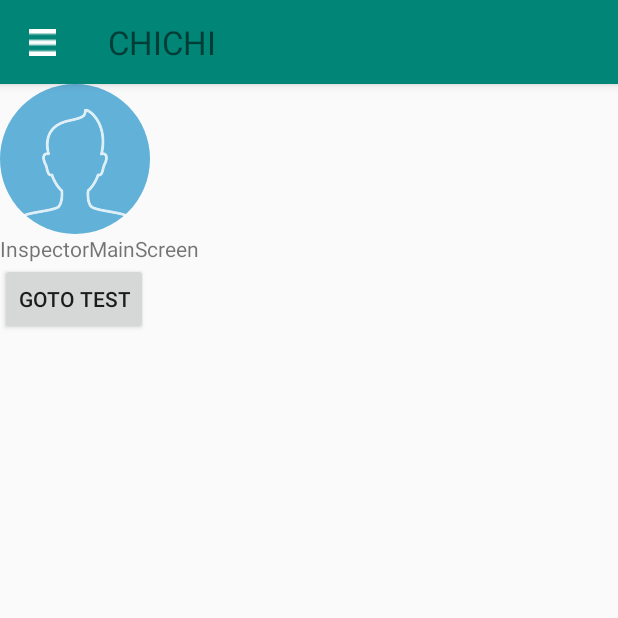
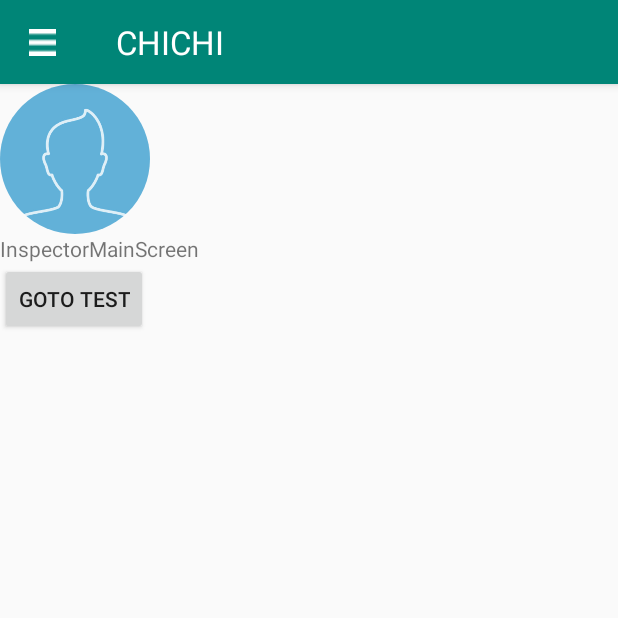
Before and after one commit to HyeonJiChoi/ChiChi, an Android app: the InspectorMainScreen screen opened directly, with no data from a screen before it, on a phone screen of 412 x 824 dp, the top half of it. Run offline under Robolectric (Android 15) with nearby library versions, the phone set to English and light mode, and no system bars; our stand-ins replace CircleImageView, Firebase (no records; nobody signed in at launch, a user with empty details on screens opened directly); libraries missing offline, so code that uses them is left out: com.firebase.ui; 1 statement that could not run was skipped.

Commit message:
nothing
nothing

```diff
--- a/CHICHI/app/src/main/res/layout/actionbar_inspector_main_screen.xml
+++ b/CHICHI/app/src/main/res/layout/actionbar_inspector_main_screen.xml
@@ -1,13 +1,14 @@
 <?xml version="1.0" encoding="utf-8"?>
 <RelativeLayout xmlns:android="http://schemas.android.com/apk/res/android"
-    android:layout_width="match_parent" android:layout_height="90dp">
+    android:layout_width="match_parent" android:layout_height="56dp">
+
     <TextView
         android:id="@+id/textViewConditionSettingActionBar"
         android:layout_width="wrap_content"
         android:layout_height="wrap_content"
-        android:layout_centerInParent="true"
-        android:paddingRight="10dp"
+        android:paddingLeft="5dp"
         android:text = "CHICHI"
-        android:textSize="10pt" />
+        android:textSize="10pt"
+        android:textColor="@color/cardview_light_background"/>
 
 </RelativeLayout>
```
